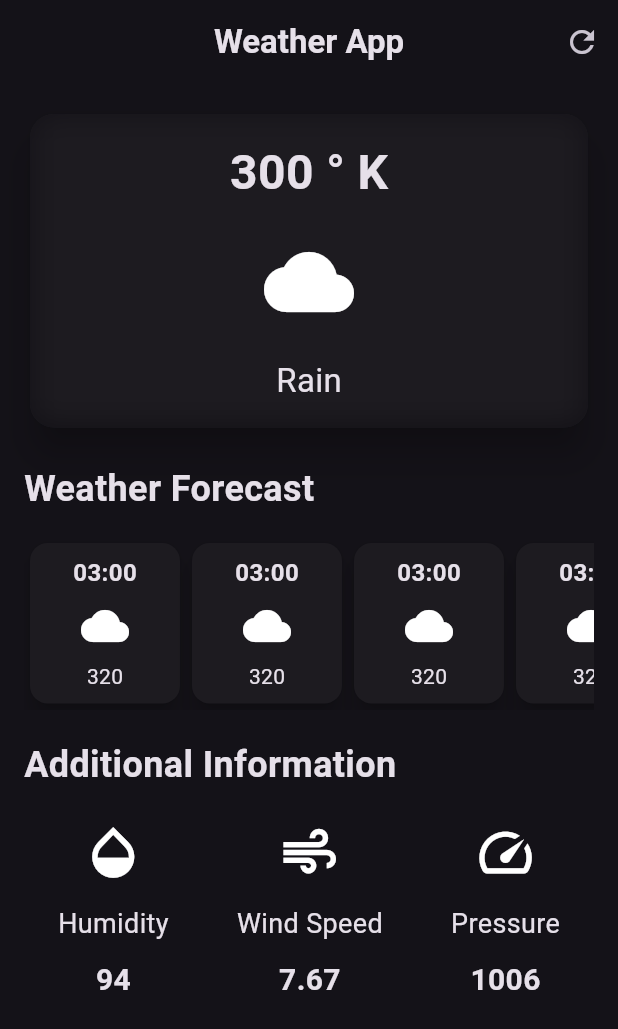
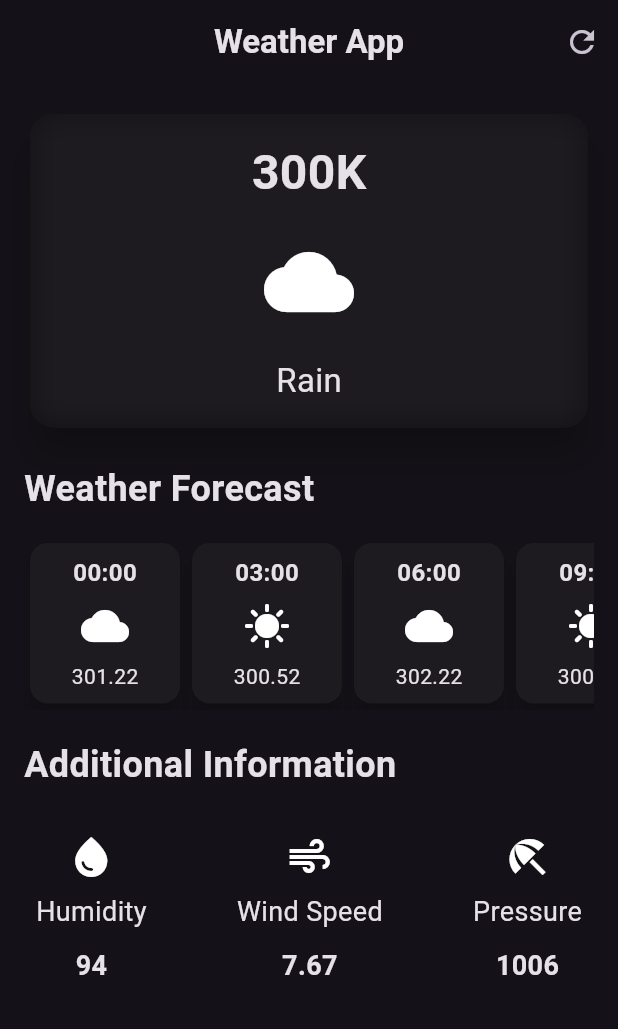
Before and after one commit to Mostafa-Moin26/Flutter-Weather-App, a Flutter app: the screen it shows after launch, on a phone screen of 412 x 824 dp. Shown: the top 1029 px of the screen. Run offline on Flutter 3.47's test engine with Material 3 defaults, Android fonts, the phone set to English and light mode, and no system bars.

Commit message:
little optimization

```diff
--- /dev/null
+++ b/lib/additional_infoItem.dart
@@ -0,0 +1,44 @@
+import 'package:flutter/material.dart';
+
+class AdditionalInfoItem extends StatelessWidget {
+  final IconData icon;
+  final String lebel;
+  final String value;
+  const AdditionalInfoItem({
+    super.key,
+    required this.icon,
+    required this.lebel,
+    required this.value,
+  });
+
+  @override
+  Widget build(BuildContext context) {
+    return Column(
+      children: [
+        Icon(
+          icon,
+          size: 32,
+        ),
+        const SizedBox(
+          height: 8,
+        ),
+        Text(
+          lebel,
+          style: const TextStyle(
+            fontSize: 18,
+          ),
+        ),
+        const SizedBox(
+          height: 10,
+        ),
+        Text(
+          value,
+          style: const TextStyle(
+            fontSize: 18,
+            fontWeight: FontWeight.bold,
+          ),
+        )
+      ],
+    );
+  }
+}
--- a/lib/additional_information.dart
+++ /dev/null
@@ -1,100 +0,0 @@
-import 'package:flutter/material.dart';
-
-class AdditionalInformation extends StatelessWidget {
-  const AdditionalInformation({super.key});
-
-  @override
-  Widget build(BuildContext context) {
-    return const Row(
-      mainAxisAlignment: MainAxisAlignment.spaceAround,
-      children: [
-        // Humidity
-        Column(
-          children: [
-            Icon(
-              Icons.opacity,
-              size: 42,
-            ),
-            SizedBox(
-              height: 14,
-            ),
-            Text(
-              'Humidity',
-              style: TextStyle(
-                fontSize: 18,
-              ),
-            ),
-            SizedBox(
-              height: 10,
-            ),
-            Text(
-              '94',
-              style: TextStyle(
-                fontSize: 20,
-                fontWeight: FontWeight.bold,
-              ),
-            )
-          ],
-        ),
-
-        // Wind speeed
-        Column(
-          children: [
-            Icon(
-              Icons.air,
-              size: 42,
-            ),
-            SizedBox(
-              height: 14,
-            ),
-            Text(
-              'Wind Speed',
-              style: TextStyle(
-                fontSize: 18,
-              ),
-            ),
-            SizedBox(
-              height: 10,
-            ),
-            Text(
-              '7.67',
-              style: TextStyle(
-                fontSize: 20,
-                fontWeight: FontWeight.bold,
-              ),
-            )
-          ],
-        ),
-
-        // Pressure
-        Column(
-          children: [
-            Icon(
-              Icons.speed,
-              size: 42,
-            ),
-            SizedBox(
-              height: 14,
-            ),
-            Text(
-              'Pressure',
-              style: TextStyle(
-                fontSize: 18,
-              ),
-            ),
-            SizedBox(
-              height: 10,
-            ),
-            Text(
-              '1006',
-              style: TextStyle(
-                fontSize: 20,
-                fontWeight: FontWeight.bold,
-              ),
-            )
-          ],
-        ),
-      ],
-    );
-  }
-}
--- a/lib/hourly_forecast_item.dart
+++ b/lib/hourly_forecast_item.dart
@@ -1,7 +1,15 @@
 import 'package:flutter/material.dart';
 
 class HourlyForecastItem extends StatelessWidget {
-  const HourlyForecastItem({super.key});
+  final String time;
+  final IconData icon;
+  final String temperature;
+  const HourlyForecastItem({
+    super.key,
+    required this.time,
+    required this.icon,
+    required this.temperature,
+  });
 
   @override
   Widget build(BuildContext context) {
@@ -13,27 +21,27 @@ class HourlyForecastItem extends StatelessWidget {
         decoration: BoxDecoration(
           borderRadius: BorderRadius.circular(18),
         ),
-        child: const Column(
+        child: Column(
           children: [
             Text(
-              '03:00',
-              style: TextStyle(
+              time,
+              style: const TextStyle(
                 fontSize: 16,
                 fontWeight: FontWeight.bold,
               ),
             ),
-            SizedBox(
+            const SizedBox(
               height: 8,
             ),
             Icon(
-              Icons.cloud,
+              icon,
               size: 32,
             ),
-            SizedBox(
+            const SizedBox(
               height: 8,
             ),
             Text(
-              '320',
+              temperature,
             ),
           ],
         ),
--- a/lib/weather_screen.dart
+++ b/lib/weather_screen.dart
@@ -1,8 +1,7 @@
 import 'dart:ui';
 
 import 'package:flutter/material.dart';
-import 'package:flutter/widgets.dart';
-import 'package:weather_app/additional_information.dart';
+import 'package:weather_app/additional_infoItem.dart';
 import 'package:weather_app/hourly_forecast_item.dart';
 
 class WeatherScreen extends StatelessWidget {
@@ -50,7 +49,7 @@ class WeatherScreen extends StatelessWidget {
                       child: Column(
                         children: [
                           Text(
-                            '300 ° K',
+                            '300K',
                             style: TextStyle(
                               fontSize: 32,
                               fontWeight: FontWeight.bold,
@@ -102,13 +101,16 @@ class WeatherScreen extends StatelessWidget {
               scrollDirection: Axis.horizontal,
               child: Row(
                 children: [
-                  HourlyForecastItem(),
-                  HourlyForecastItem(),
-                  HourlyForecastItem(),
-                  HourlyForecastItem(),
-                  HourlyForecastItem(),
-                  HourlyForecastItem(),
-                  HourlyForecastItem(),
+                  HourlyForecastItem(
+                      time: '00:00', icon: Icons.cloud, temperature: '301.22'),
+                  HourlyForecastItem(
+                      time: '03:00', icon: Icons.sunny, temperature: '300.52'),
+                  HourlyForecastItem(
+                      time: '06:00', icon: Icons.cloud, temperature: '302.22'),
+                  HourlyForecastItem(
+                      time: '09:00', icon: Icons.sunny, temperature: '300.12'),
+                  HourlyForecastItem(
+                      time: '12:00', icon: Icons.cloud, temperature: '304.44'),
                 ],
               ),
             ),
@@ -133,7 +135,25 @@ class WeatherScreen extends StatelessWidget {
               height: 20,
             ),
 
-            AdditionalInformation(),
+            const Padding(
+              padding: EdgeInsets.all(8.0),
+              child: Row(
+                mainAxisAlignment: MainAxisAlignment.spaceBetween,
+                children: [
+                  // Humidity
+                  AdditionalInfoItem(
+                      icon: Icons.water_drop, lebel: 'Humidity', value: '94'),
+                  // Wind speed
+                  AdditionalInfoItem(
+                      icon: Icons.air, lebel: 'Wind Speed', value: '7.67'),
+                  // Pressure
+                  AdditionalInfoItem(
+                      icon: Icons.beach_access,
+                      lebel: 'Pressure',
+                      value: '1006'),
+                ],
+              ),
+            ),
           ],
         ),
       ),
```
